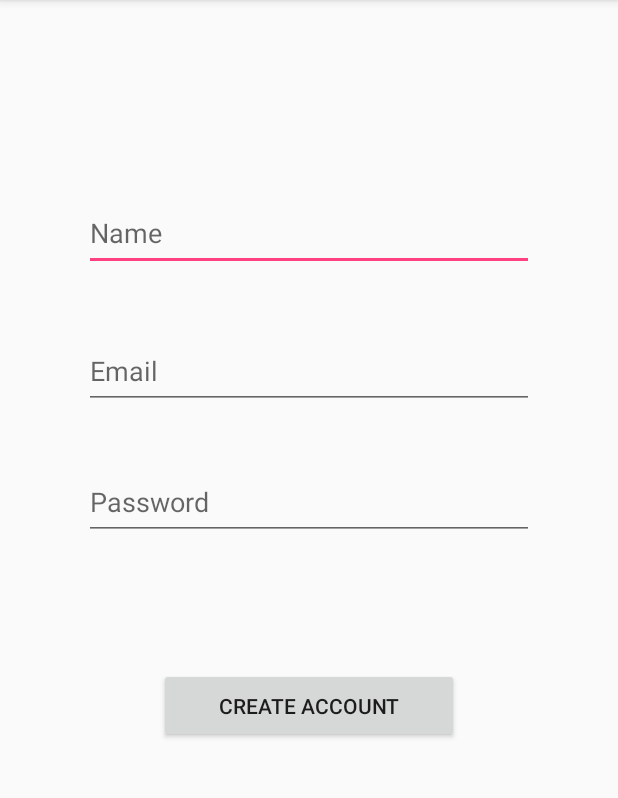
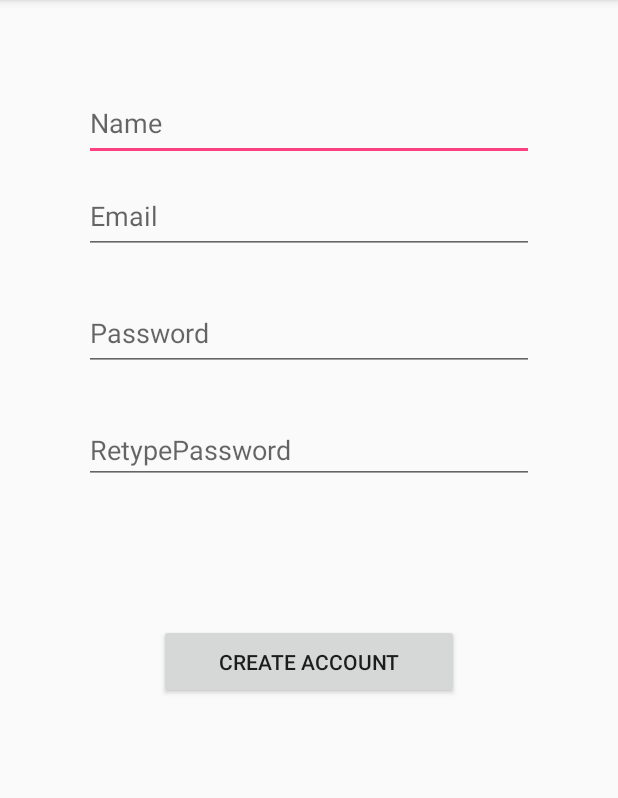
Before and after one commit to autlamps/delay-mobile-android, an Android app: the createAccount screen opened directly, with no data from a screen before it, after a tap on "CREATE ACCOUNT", on a phone screen of 412 x 824 dp, the part 84-882 px from its top. Run offline under Robolectric (Android 15) with nearby library versions, the phone set to English and light mode, and no system bars; 1 statement that could not run was skipped.

Commit message:
Fixed password text, now it is hidden/n Added a retype password text

```diff
--- a/app/src/main/java/com/example/izaac/delayed/pages/createAccount.java
+++ b/app/src/main/java/com/example/izaac/delayed/pages/createAccount.java
@@ -28,29 +28,35 @@ public class createAccount extends AppCompatActivity {
     private EditText NameText;
     private EditText EmailText;
     private EditText PasswordText;
+    private EditText RePasswordText;
     private String Name;
     private String Email;
     private String Password;
+    private String RePassword;
+    private Boolean PasswordMatch;
 
     @Override
     protected void onCreate(Bundle savedInstanceState) {
         super.onCreate(savedInstanceState);
         setContentView(R.layout.activity_create_account);
 
-        progressBar = (ProgressBar)findViewById(R.id.progressBar);
-        progressBar.setVisibility(View.GONE);
-
+        System.out.println("stop here");
 
         NameText = (EditText) findViewById(R.id.Name);
         EmailText = (EditText) findViewById(R.id.Email);
         PasswordText = (EditText) findViewById(R.id.Password);
+        RePasswordText = (EditText) findViewById(R.id.RetypePassword);
 
         Button CreateAccount = (Button) findViewById(R.id.CreateAccountButton);
 
         CreateAccount.setOnClickListener(new View.OnClickListener() {
             @Override
             public void onClick(View view) {
-                RegisterUser();
+                VerifyUserCredentials();
+                if(PasswordMatch == true) {
+                    RegisterUser();
+                }
+
             }
         });
 
@@ -101,4 +107,30 @@ public class createAccount extends AppCompatActivity {
 
     }
 
+    /*This method checks the users credentials and then returns a boolean value based off if the retyped password correct. */
+
+    private void VerifyUserCredentials() {
+
+        Name = NameText.getText().toString().trim();
+        Email = EmailText.getText().toString().trim();
+        Password = PasswordText.getText().toString().trim();
+        RePassword = RePasswordText.getText().toString().trim();
+
+        if(Name.equalsIgnoreCase("")) {
+            Toast.makeText(createAccount.this, "Name is Empty", Toast.LENGTH_SHORT).show();
+        }
+        if(Email.equalsIgnoreCase("")) {
+            Toast.makeText(createAccount.this, "Email is Empty", Toast.LENGTH_SHORT).show();
+        }
+        if(Password.equalsIgnoreCase("")) {
+            Toast.makeText(createAccount.this, "Password is Empty", Toast.LENGTH_SHORT).show();
+        }
+        if(Password != null) {
+            if(Password.equalsIgnoreCase(RePassword)) {
+                PasswordMatch = true;
+            }
+        }
+
+    }
+
 }
--- a/app/src/main/res/layout/activity_create_account.xml
+++ b/app/src/main/res/layout/activity_create_account.xml
@@ -3,47 +3,48 @@
 
     xmlns:tools="http://schemas.android.com/tools"
     android:layout_width="match_parent"
-    android:layout_height="495dp"
+    android:layout_height="530dp"
     tools:layout_editor_absoluteX="8dp"
-    tools:layout_editor_absoluteY="8dp"
-    >
+    tools:layout_editor_absoluteY="8dp">
 
     <EditText
         android:id="@+id/Name"
-        android:hint="Name"
         android:layout_width="300dp"
         android:layout_height="50dp"
         android:ems="10"
+        android:hint="Name"
         android:inputType="textPersonName"
         tools:text="Name"
-        android:layout_marginBottom="42dp"
-        android:layout_above="@+id/Email"
+        android:layout_marginTop="57dp"
+        android:layout_alignParentTop="true"
         android:layout_alignLeft="@+id/Email"
         android:layout_alignStart="@+id/Email" />
 
     <EditText
         android:id="@+id/Email"
-        android:hint="Email"
         android:layout_width="300dp"
         android:layout_height="50dp"
         android:ems="10"
+        android:hint="Email"
         android:inputType="textPersonName"
         tools:text="Email"
-        android:layout_centerVertical="true"
-        android:layout_centerHorizontal="true" />
+        android:layout_below="@+id/Name"
+        android:layout_centerHorizontal="true"
+        android:layout_marginTop="12dp" />
 
     <EditText
         android:id="@+id/Password"
-        android:hint="Password"
         android:layout_width="300dp"
         android:layout_height="50dp"
         android:ems="10"
+        android:hint="Password"
         android:inputType="textPersonName"
         tools:text="Password"
+        android:password="true"
         android:layout_below="@+id/Email"
         android:layout_alignLeft="@+id/Email"
         android:layout_alignStart="@+id/Email"
-        android:layout_marginTop="37dp" />
+        android:layout_marginTop="28dp" />
 
     <Button
         android:id="@+id/CreateAccountButton"
@@ -52,16 +53,23 @@
         android:onClick="onButtonClick"
         android:text="Create Account"
         android:layout_alignParentBottom="true"
-        android:layout_centerHorizontal="true" />
+        android:layout_centerHorizontal="true"
+        android:layout_marginBottom="64dp" />
 
-    <ProgressBar
-        android:id="@+id/progressBar"
-        style="?android:attr/progressBarStyle"
+    <EditText
+        android:id="@+id/RetypePassword"
         android:layout_width="wrap_content"
         android:layout_height="wrap_content"
-        android:layout_alignParentBottom="true"
-        android:layout_centerHorizontal="true"
-        android:layout_marginBottom="68dp" />
+        android:layout_alignLeft="@+id/Password"
+        android:layout_alignStart="@+id/Password"
+        android:layout_below="@+id/Password"
+        android:password="true"
+        android:layout_marginTop="30dp"
+        android:ems="10"
+        android:inputType="textPersonName"
+        android:hint="RetypePassword"
+        android:layout_alignRight="@+id/Password"
+        android:layout_alignEnd="@+id/Password" />
 
 
 </RelativeLayout>
```
